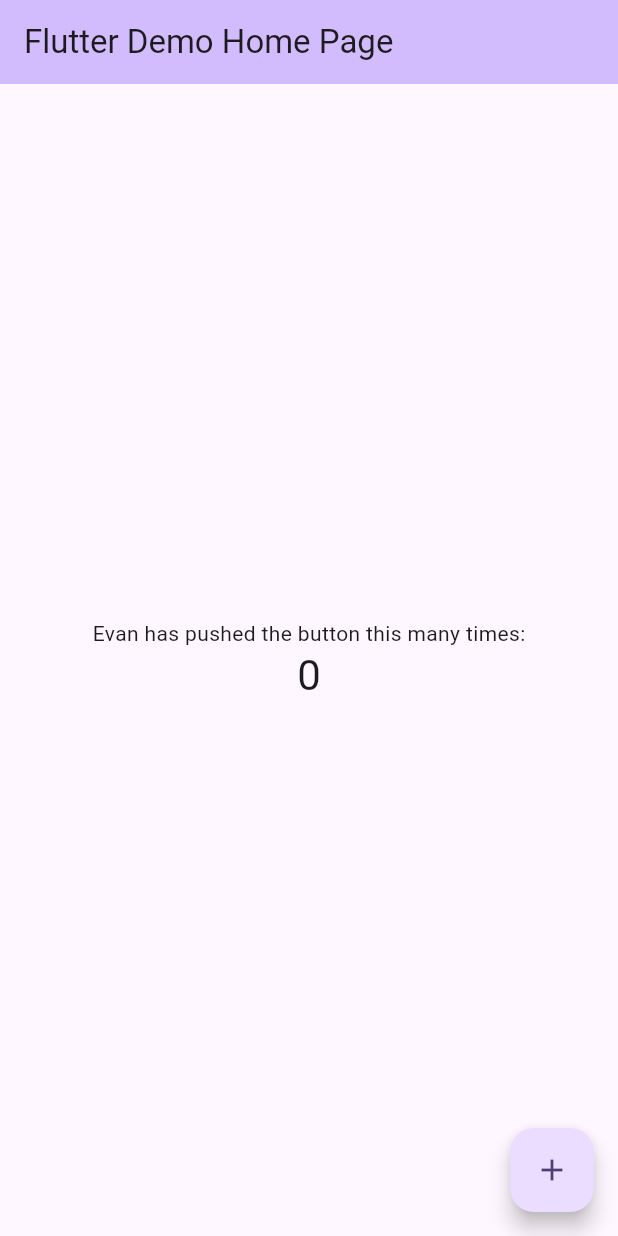
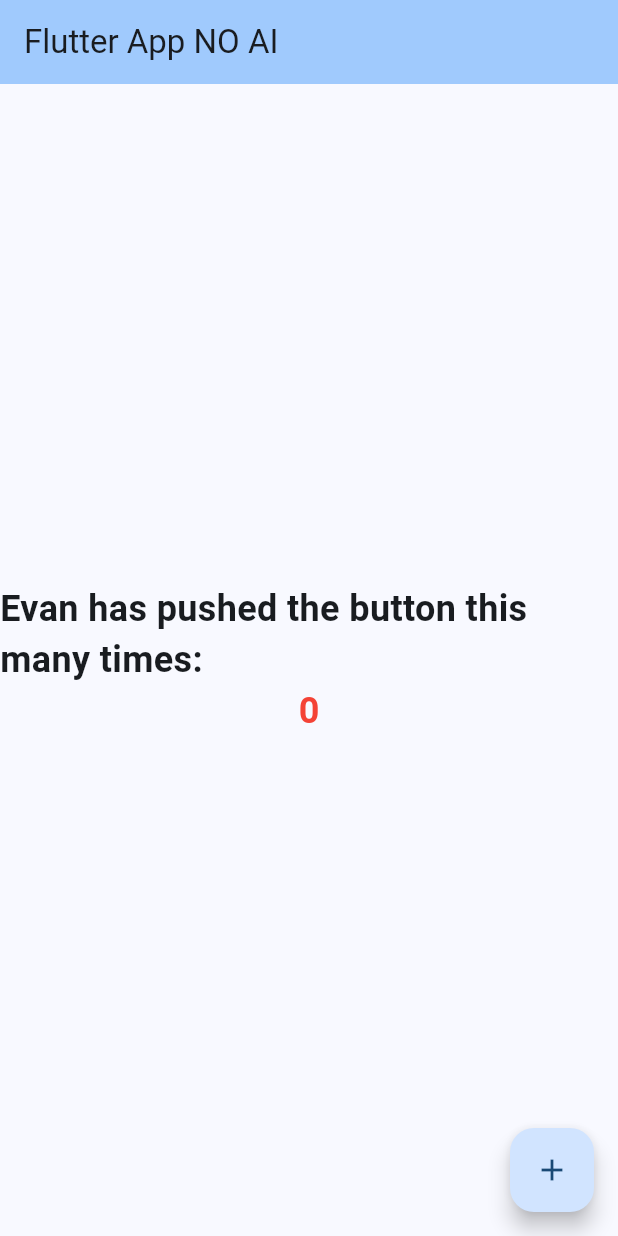
Before and after one commit to eblan225/sept10flutterappnoai, a Flutter app: the screen it shows after launch, on a phone screen of 412 x 824 dp. Run offline on Flutter 3.47's test engine with Material 3 defaults, Android fonts, the phone set to English and light mode, and no system bars.

Commit message:
pushing edited changes

```diff
--- a/lib/main.dart
+++ b/lib/main.dart
@@ -28,9 +28,9 @@ class MyApp extends StatelessWidget {
         //
         // This works for code too, not just values: Most code changes can be
         // tested with just a hot reload.
-        colorScheme: .fromSeed(seedColor: Colors.deepPurple),
+        colorScheme: .fromSeed(seedColor: Colors.blue),
       ),
-      home: const MyHomePage(title: 'Flutter Demo Home Page'),
+      home: const MyHomePage(title: 'Flutter App NO AI'),
     );
   }
 }
@@ -104,11 +104,22 @@ class _MyHomePageState extends State<MyHomePage> {
           // wireframe for each widget.
           mainAxisAlignment: .center,
           children: [
-            const Text('Evan has pushed the button this many times:'),
+            const Text('Evan has pushed the button this many times:',
+              style: TextStyle(
+                fontSize: 24.0,
+                fontWeight: FontWeight.bold,
+              ),
+            ),
             Text(
               '$_counter',
-              style: Theme.of(context).textTheme.headlineMedium,
+                style: TextStyle(
+                fontSize: 24.0,
+                fontWeight: FontWeight.bold,
+                color: Colors.red
+
+              ),
             ),
+
           ],
         ),
       ),
```
